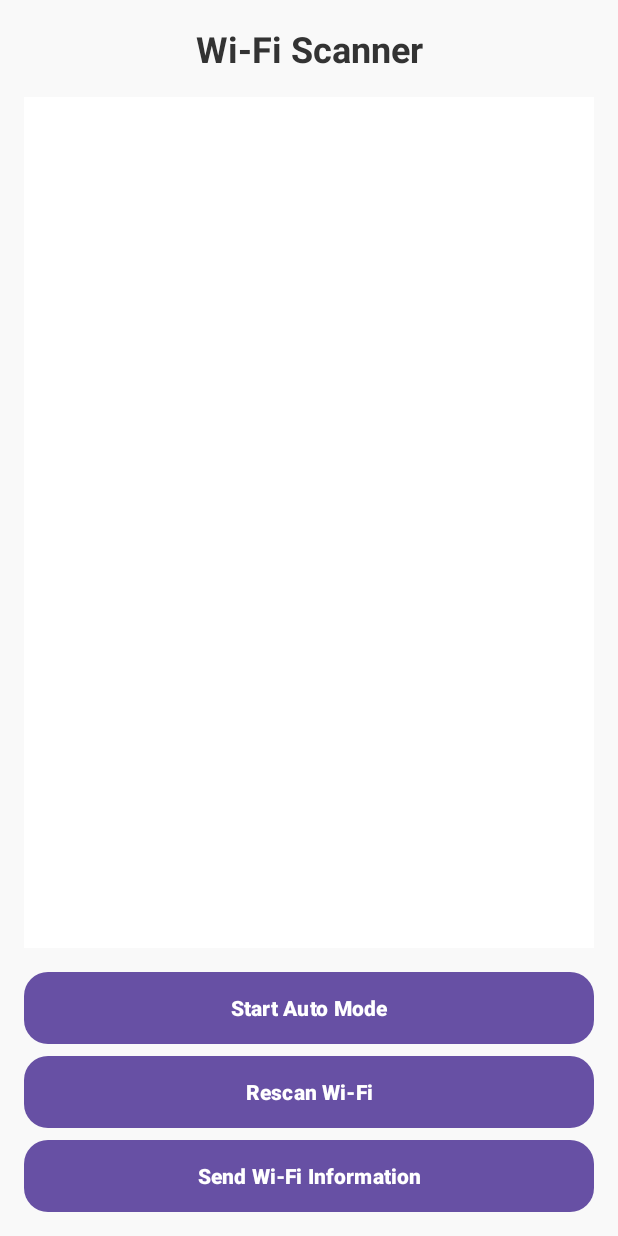
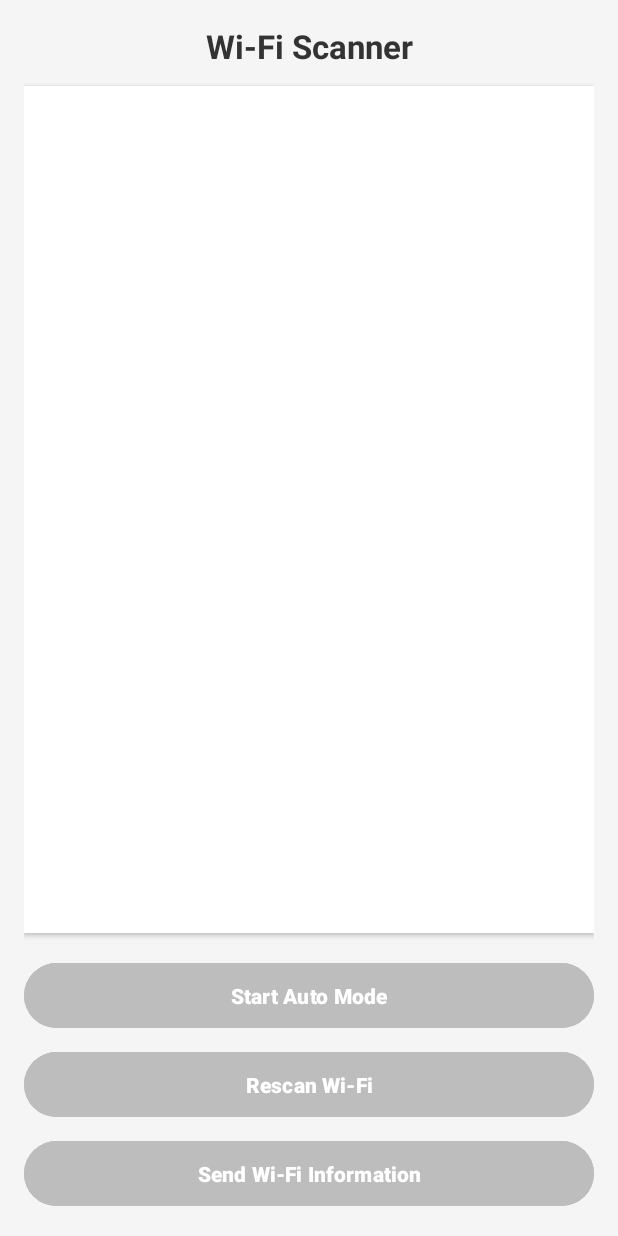
Before and after one commit to toando0212/send-wifi-in4, an Android app: the screen it shows after launch (MainActivity), on a phone screen of 412 x 824 dp. Run offline under Robolectric (Android 15) with nearby library versions, the phone set to English and light mode, and no system bars.

Commit message:
fix auto update and upgrade UI

```diff
--- a/app/src/main/java/com/example/determinecoordinates/MainActivity.java
+++ b/app/src/main/java/com/example/determinecoordinates/MainActivity.java
@@ -1,39 +1,26 @@
 package com.example.determinecoordinates;
 
 import android.Manifest;
-import android.app.AlertDialog;
 import android.content.BroadcastReceiver;
 import android.content.Context;
-import android.content.DialogInterface;
 import android.content.Intent;
 import android.content.IntentFilter;
 import android.content.pm.PackageManager;
-import android.net.Uri;
 import android.net.wifi.ScanResult;
 import android.net.wifi.WifiManager;
 import android.os.Bundle;
-import android.os.Environment;
 import android.os.Handler;
-import android.view.View;
 import android.widget.Button;
-import android.widget.EditText;
 import android.widget.ListView;
 import android.widget.Toast;
 
-import androidx.activity.EdgeToEdge;
 import androidx.appcompat.app.AppCompatActivity;
 import androidx.core.app.ActivityCompat;
 import androidx.core.content.ContextCompat;
-import androidx.core.content.FileProvider;
-import androidx.core.graphics.Insets;
-import androidx.core.view.ViewCompat;
-import androidx.core.view.WindowInsetsCompat;
 
 import org.json.JSONArray;
 import org.json.JSONObject;
 
-import java.io.File;
-import java.io.FileWriter;
 import java.io.IOException;
 import java.util.List;
 
@@ -53,118 +40,159 @@ public class MainActivity extends AppCompatActivity {
     private ListView listView;
     private WifiListAdapter wifiListAdapter;
 
-    private boolean isAutoModeEnabled = false; // Trạng thái của chế độ tự động
-    private Handler autoHandler; // Handler để chạy chế độ tự động
-    private Runnable autoTask; // Nhiệm vụ tự động
+    private boolean isAutoModeEnabled = false; // Trạng thái Auto Mode
+    private Handler autoHandler; // Handler để quản lý Auto Mode
+    private Runnable autoTask; // Tác vụ Auto Mode
+    private Runnable countdownTask; // Tác vụ đếm ngược
+    private int countdownTime = 30; // Thời gian đếm ngược 30 giây
 
-    private Button buttonToggleAutoMode; // Nút bật/tắt chế độ tự động
-
-    private EditText editTextServerUrl;
-
-
-    private Button buttonSendWifiInformation, buttonRescan;
+    private Button buttonToggleAutoMode;
+    private Button buttonSendWifiInformation;
+    private Button buttonRescan;
 
     @Override
     protected void onCreate(Bundle savedInstanceState) {
         super.onCreate(savedInstanceState);
         setContentView(R.layout.activity_main);
 
-        listView = findViewById(R.id.listView);
-
-
-        buttonSendWifiInformation = findViewById(R.id.buttonSendWifiInformation);
-        buttonRescan = findViewById(R.id.buttonRescan);
-        buttonToggleAutoMode = findViewById(R.id.buttonToggleAutoMode); // Nút cho chế độ tự động
-
-
-//        editTextServerUrl = findViewById(R.id.editTextServerUrl); // Lấy EditText từ layout
         wifiManager = (WifiManager) getSystemService(Context.WIFI_SERVICE);
-
-        // Khởi tạo Handler
         autoHandler = new Handler();
 
-        buttonToggleAutoMode.setOnClickListener(new View.OnClickListener() {
+        listView = findViewById(R.id.listView);
+        buttonToggleAutoMode = findViewById(R.id.buttonToggleAutoMode);
+        buttonRescan = findViewById(R.id.buttonRescan);
+        buttonSendWifiInformation = findViewById(R.id.buttonSendWifiInformation);
+
+        buttonToggleAutoMode.setOnClickListener(v -> toggleAutoMode());
+        buttonRescan.setOnClickListener(v -> {
+            scanWifiNetworks();
+            Toast.makeText(MainActivity.this, "Scan completed", Toast.LENGTH_SHORT).show();
+        });
+        buttonSendWifiInformation.setOnClickListener(v -> {
+            List<ScanResult> scanResults = wifiManager.getScanResults();
+            JSONArray wifiDataJson = prepareWifiDataAsJson(scanResults);
+            sendWifiDataAsJson(wifiDataJson);
+        });
+
+        // Kiểm tra quyền vị trí
+        if (ContextCompat.checkSelfPermission(this, Manifest.permission.ACCESS_FINE_LOCATION)
+                != PackageManager.PERMISSION_GRANTED) {
+            ActivityCompat.requestPermissions(this, new String[]{Manifest.permission.ACCESS_FINE_LOCATION}, LOCATION_PERMISSION_REQUEST_CODE);
+        } else {
+            scanWifiNetworks();
+        }
+
+        setupAutoTask();
+    }
+
+    private void toggleAutoMode() {
+        isAutoModeEnabled = !isAutoModeEnabled;
+
+        if (isAutoModeEnabled) {
+            buttonToggleAutoMode.setText("Stop Auto Mode");
+            startCountdown(); // Bắt đầu đếm ngược
+            autoHandler.post(autoTask); // Bắt đầu tác vụ Auto Mode
+        } else {
+            stopAutoMode(); // Dừng Auto Mode
+        }
+    }
+
+    private void stopAutoMode() {
+        isAutoModeEnabled = false;
+        autoHandler.removeCallbacks(autoTask);
+        autoHandler.removeCallbacks(countdownTask);
+        buttonToggleAutoMode.setText("Start Auto Mode");
+    }
+
+    private void startCountdown() {
+        countdownTime = 30; // Reset thời gian đếm ngược
+
+        countdownTask = new Runnable() {
             @Override
-            public void onClick(View v) {
-                toggleAutoMode();
+            public void run() {
+                if (isAutoModeEnabled) {
+                    buttonToggleAutoMode.setText("Auto Mode: " + countdownTime + "s");
+                    countdownTime--;
+
+                    if (countdownTime < 0) {
+                        countdownTime = 30; // Reset đếm ngược
+                    }
+                    autoHandler.postDelayed(this, 1000); // Lặp lại mỗi giây
+                }
             }
-        });
+        };
+        autoHandler.post(countdownTask);
+    }
+
+    private void setupAutoTask() {
         autoTask = new Runnable() {
             @Override
             public void run() {
                 if (isAutoModeEnabled) {
                     scanWifiNetworks();
 
-                    // Only proceed if scanning is allowed
                     if (wifiManager.getScanResults() != null) {
                         JSONArray wifiDataJson = prepareWifiDataAsJson(wifiManager.getScanResults());
                         sendWifiDataAsJson(wifiDataJson);
                     }
 
-                    // Schedule the next scan after a reasonable delay
-                    autoHandler.postDelayed(this, 30000); // 30 seconds
+                    autoHandler.postDelayed(this, 30000); // Lặp lại sau 30 giây
                 }
             }
         };
+    }
 
-        // Check if permissions are granted
-        if (ContextCompat.checkSelfPermission(this, android.Manifest.permission.ACCESS_FINE_LOCATION)
-                != PackageManager.PERMISSION_GRANTED) {
-            ActivityCompat.requestPermissions(this, new String[]{android.Manifest.permission.ACCESS_FINE_LOCATION}, LOCATION_PERMISSION_REQUEST_CODE);
-        } else {
-            // Permission granted, proceed with scanning Wi-Fi networks
-            scanWifiNetworks();
+    private void scanWifiNetworks() {
+        if (!wifiManager.isWifiEnabled()) {
+            wifiManager.setWifiEnabled(true);
         }
 
-        buttonRescan.setOnClickListener(new View.OnClickListener() {
+        if (ContextCompat.checkSelfPermission(this, Manifest.permission.ACCESS_FINE_LOCATION)
+                != PackageManager.PERMISSION_GRANTED) {
+            ActivityCompat.requestPermissions(this, new String[]{Manifest.permission.ACCESS_FINE_LOCATION}, LOCATION_PERMISSION_REQUEST_CODE);
+            return;
+        }
+
+        boolean isScanStarted = wifiManager.startScan();
+        if (!isScanStarted) {
+            Toast.makeText(this, "Wi-Fi scan could not start. Try again.", Toast.LENGTH_SHORT).show();
+            return;
+        }
+
+        registerReceiver(new BroadcastReceiver() {
             @Override
-            public void onClick(View v) {
-                scanWifiNetworks();
-                Toast.makeText(MainActivity.this, "Scan completed", Toast.LENGTH_SHORT).show();
+            public void onReceive(Context context, Intent intent) {
+                List<ScanResult> scanResults = wifiManager.getScanResults();
+                if (scanResults != null && !scanResults.isEmpty()) {
+                    wifiListAdapter = new WifiListAdapter(MainActivity.this, scanResults);
+                    listView.setAdapter(wifiListAdapter);
+                    wifiListAdapter.notifyDataSetChanged();
+                    Toast.makeText(MainActivity.this, "Wi-Fi list updated!", Toast.LENGTH_SHORT).show();
+                } else {
+                    Toast.makeText(MainActivity.this, "No Wi-Fi networks found.", Toast.LENGTH_SHORT).show();
+                }
+                unregisterReceiver(this);
             }
-        });
-
-        buttonSendWifiInformation.setOnClickListener(new View.OnClickListener() {
-            @Override
-            public void onClick(View v) {
-
-                // Lấy URL từ EditText
-                String serverUrl = "http://10.10.16.214:5000/upload_csv";
-
-                if (serverUrl.isEmpty()) {
-                    Toast.makeText(MainActivity.this, "Please enter a valid URL", Toast.LENGTH_SHORT).show();
-                    return;
-                }
-                // Quét mạng Wi-Fi
-                List<ScanResult> scanResults = wifiManager.getScanResults();
-
-                // Tạo JSON từ dữ liệu Wi-Fi
-                JSONArray wifiDataJson = prepareWifiDataAsJson(scanResults);
-
-                // Gửi dữ liệu đến server
-                sendWifiDataAsJson(wifiDataJson);
-            }
-        });
-
-
-
+        }, new IntentFilter(WifiManager.SCAN_RESULTS_AVAILABLE_ACTION));
     }
 
-
-    // Hàm bật/tắt chế độ tự động
-    private void toggleAutoMode() {
-        isAutoModeEnabled = !isAutoModeEnabled;
-        if (isAutoModeEnabled) {
-            buttonToggleAutoMode.setText("Stop Auto Mode");
-            autoHandler.post(autoTask); // Bắt đầu chế độ tự động
-        } else {
-            buttonToggleAutoMode.setText("Start Auto Mode");
-            autoHandler.removeCallbacks(autoTask); // Dừng chế độ tự động
+    private JSONArray prepareWifiDataAsJson(List<ScanResult> scanResults) {
+        JSONArray wifiArray = new JSONArray();
+        for (ScanResult result : scanResults) {
+            try {
+                JSONObject wifiObject = new JSONObject();
+                wifiObject.put("ssid", result.SSID);
+                wifiObject.put("macAddress", result.BSSID);
+                wifiObject.put("signalStrength", result.level);
+                wifiArray.put(wifiObject);
+            } catch (Exception e) {
+                e.printStackTrace();
+            }
         }
+        return wifiArray;
     }
 
     private void sendWifiDataAsJson(JSONArray wifiData) {
-        // URL của server
         String serverUrl = "http://10.10.16.214:5000/upload_csv";
 
         OkHttpClient client = new OkHttpClient();
@@ -179,7 +207,6 @@ public class MainActivity extends AppCompatActivity {
                 .post(body)
                 .build();
 
-        // Thực hiện yêu cầu HTTP
         client.newCall(request).enqueue(new Callback() {
             @Override
             public void onFailure(Call call, IOException e) {
@@ -192,7 +219,6 @@ public class MainActivity extends AppCompatActivity {
             @Override
             public void onResponse(Call call, Response response) throws IOException {
                 if (response.isSuccessful()) {
-                    // Nhận phản hồi từ server
                     String responseBody = response.body().string();
                     runOnUiThread(() ->
                             Toast.makeText(MainActivity.this, "Response: " + responseBody, Toast.LENGTH_SHORT).show()
@@ -205,67 +231,6 @@ public class MainActivity extends AppCompatActivity {
             }
         });
     }
-
-    private JSONArray prepareWifiDataAsJson(List<ScanResult> scanResults) {
-        JSONArray wifiArray = new JSONArray();
-        for (ScanResult result : scanResults) {
-            try {
-                JSONObject wifiObject = new JSONObject();
-                wifiObject.put("ssid", result.SSID);
-                wifiObject.put("macAddress", result.BSSID);
-                wifiObject.put("signalStrength", result.level); // dBm
-                wifiArray.put(wifiObject);
-            } catch (Exception e) {
-                e.printStackTrace();
-            }
-        }
-        return wifiArray;
-    }
-    private void scanWifiNetworks() {
-        // Ensure Wi-Fi is enabled
-        if (!wifiManager.isWifiEnabled()) {
-            wifiManager.setWifiEnabled(true);
-        }
-
-
-        if (ContextCompat.checkSelfPermission(this, android.Manifest.permission.CHANGE_WIFI_STATE)
-                != PackageManager.PERMISSION_GRANTED) {
-            ActivityCompat.requestPermissions(this, new String[]{
-                    android.Manifest.permission.CHANGE_WIFI_STATE,
-                    Manifest.permission.ACCESS_FINE_LOCATION}, LOCATION_PERMISSION_REQUEST_CODE);
-            return;
-        }
-        // Start scanning for available networks
-        boolean isScanStarted = wifiManager.startScan();
-        if (!isScanStarted) {
-            Toast.makeText(this, "Wi-Fi scan could not start. Try again.", Toast.LENGTH_SHORT).show();
-            return;
-        }
-
-        // Register BroadcastReceiver to handle scan results
-        registerReceiver(new BroadcastReceiver() {
-            @Override
-            public void onReceive(Context context, Intent intent) {
-                List<ScanResult> scanResults = wifiManager.getScanResults();
-                if (scanResults != null && !scanResults.isEmpty()) {
-                    // Update the ListView with new scan results
-                    wifiListAdapter = new WifiListAdapter(MainActivity.this, scanResults);
-                    listView.setAdapter(wifiListAdapter);
-                    wifiListAdapter.notifyDataSetChanged();
-
-                    Toast.makeText(MainActivity.this, "Wi-Fi list updated!", Toast.LENGTH_SHORT).show();
-                } else {
-                    Toast.makeText(MainActivity.this, "No Wi-Fi networks found.", Toast.LENGTH_SHORT).show();
-                }
-
-                // Unregister receiver after processing results
-                unregisterReceiver(this);
-            }
-        }, new IntentFilter(WifiManager.SCAN_RESULTS_AVAILABLE_ACTION));
-    }
-
-
-
 
     @Override
     public void onRequestPermissionsResult(int requestCode, String[] permissions, int[] grantResults) {
--- a/app/src/main/res/layout/activity_main.xml
+++ b/app/src/main/res/layout/activity_main.xml
@@ -4,7 +4,7 @@
     android:layout_width="match_parent"
     android:layout_height="match_parent"
     android:orientation="vertical"
-    android:background="@color/background_color"
+    android:background="#F5F5F5"
     android:padding="16dp">
 
     <!-- Header -->
@@ -13,11 +13,11 @@
         android:layout_width="match_parent"
         android:layout_height="wrap_content"
         android:text="Wi-Fi Scanner"
-        android:textSize="24sp"
+        android:textSize="22sp"
         android:textStyle="bold"
         android:gravity="center"
-        android:textColor="@color/primary_text"
-        android:paddingBottom="16dp" />
+        android:textColor="#333333"
+        android:paddingBottom="12dp" />
 
     <!-- Wi-Fi Networks List -->
     <ListView
@@ -27,7 +27,9 @@
         android:layout_weight="1"
         android:divider="@android:color/darker_gray"
         android:dividerHeight="1dp"
-        android:background="@color/list_background" />
+        android:background="#FFFFFF"
+        android:padding="8dp"
+        android:elevation="2dp" />
 
     <!-- Buttons Section -->
     <LinearLayout
@@ -42,29 +44,32 @@
             android:layout_width="match_parent"
             android:layout_height="wrap_content"
             android:layout_marginBottom="8dp"
-            android:background="@drawable/rounded_button"
+            android:backgroundTint="#BDBDBD"
             android:text="Start Auto Mode"
-            android:textColor="@color/button_text"
-            android:textStyle="bold" />
+            android:textColor="#FFFFFF"
+            android:textStyle="bold"
+            android:padding="12dp" />
 
         <Button
             android:id="@+id/buttonRescan"
             android:layout_width="match_parent"
             android:layout_height="wrap_content"
             android:layout_marginBottom="8dp"
-            android:background="@drawable/rounded_button"
+            android:backgroundTint="#BDBDBD"
             android:text="Rescan Wi-Fi"
-            android:textColor="@color/button_text"
-            android:textStyle="bold" />
+            android:textColor="#FFFFFF"
+            android:textStyle="bold"
+            android:padding="12dp" />
 
         <Button
             android:id="@+id/buttonSendWifiInformation"
             android:layout_width="match_parent"
             android:layout_height="wrap_content"
-            android:background="@drawable/rounded_button"
+            android:backgroundTint="#BDBDBD"
             android:text="Send Wi-Fi Information"
-            android:textColor="@color/button_text"
-            android:textStyle="bold" />
+            android:textColor="#FFFFFF"
+            android:textStyle="bold"
+            android:padding="12dp" />
     </LinearLayout>
 
 </LinearLayout>
--- a/app/src/main/res/values/colors.xml
+++ b/app/src/main/res/values/colors.xml
@@ -5,4 +5,6 @@
     <color name="list_background">#FFFFFF</color>
     <color name="button_background">#6200EE</color>
     <color name="button_text">#FFFFFF</color>
+    <color name="secondary_text">#757575</color>
+    <color name="item_background">#FFFFFF</color>
 </resources>
```
Also changed, not shown: app/src/main/res/drawable/wifi_item_background.xml (added, +10 -0 lines), app/src/main/res/layout/wifi_item.xml (+17 -4 lines), 4 other files.
